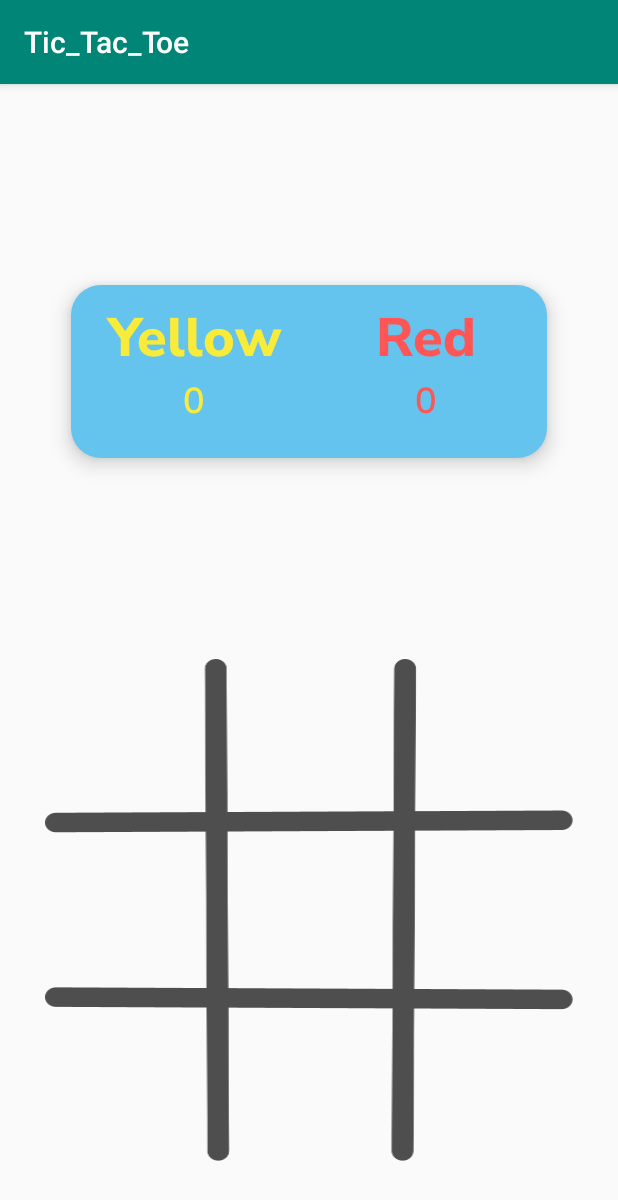
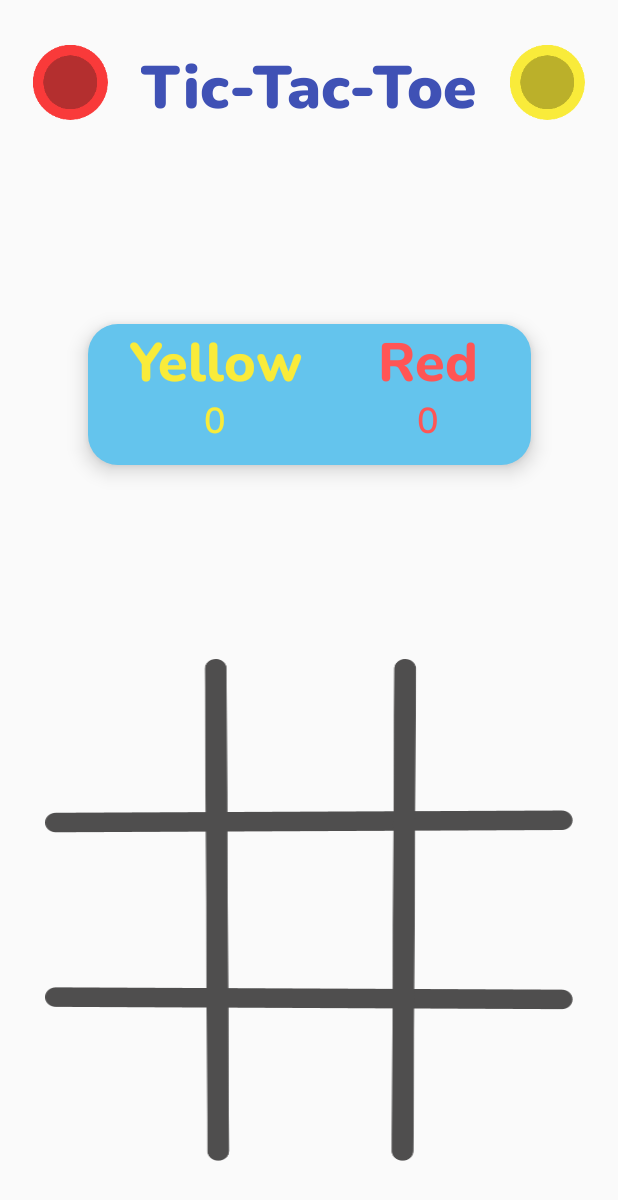
Before and after one commit to aromalanil/Tic-Tac-Toe, an Android app: the screen it shows after launch (MainActivity), on a phone screen of 412 x 824 dp. Shown: the top 1200 px of the screen. Run offline under Robolectric (Android 15) with nearby library versions, the light colour scheme and no system bars.

Commit message:
GUI Improvments

```diff
--- a/app/src/main/AndroidManifest.xml
+++ b/app/src/main/AndroidManifest.xml
@@ -8,7 +8,7 @@
         android:label="@string/app_name"
         android:roundIcon="@mipmap/ic_launcher_round"
         android:supportsRtl="true"
-        android:theme="@style/AppTheme">
+        android:theme="@style/Theme.AppCompat.Light.NoActionBar">
         <activity android:name=".MainActivity" android:screenOrientation="portrait">
             <intent-filter>
                 <action android:name="android.intent.action.MAIN" />
--- /dev/null
+++ b/app/src/main/res/font/nunito_black.xml
@@ -0,0 +1,7 @@
+<?xml version="1.0" encoding="utf-8"?>
+<font-family xmlns:app="http://schemas.android.com/apk/res-auto"
+        app:fontProviderAuthority="com.google.android.gms.fonts"
+        app:fontProviderPackage="com.google.android.gms"
+        app:fontProviderQuery="name=Nunito&amp;weight=900"
+        app:fontProviderCerts="@array/com_google_android_gms_fonts_certs">
+</font-family>
--- /dev/null
+++ b/app/src/main/res/font/nunito_bold.xml
@@ -0,0 +1,7 @@
+<?xml version="1.0" encoding="utf-8"?>
+<font-family xmlns:app="http://schemas.android.com/apk/res-auto"
+        app:fontProviderAuthority="com.google.android.gms.fonts"
+        app:fontProviderPackage="com.google.android.gms"
+        app:fontProviderQuery="name=Nunito&amp;weight=700"
+        app:fontProviderCerts="@array/com_google_android_gms_fonts_certs">
+</font-family>
--- /dev/null
+++ b/app/src/main/res/font/nunito_extrabold.xml
@@ -0,0 +1,7 @@
+<?xml version="1.0" encoding="utf-8"?>
+<font-family xmlns:app="http://schemas.android.com/apk/res-auto"
+        app:fontProviderAuthority="com.google.android.gms.fonts"
+        app:fontProviderPackage="com.google.android.gms"
+        app:fontProviderQuery="name=Nunito&amp;weight=800"
+        app:fontProviderCerts="@array/com_google_android_gms_fonts_certs">
+</font-family>
--- /dev/null
+++ b/app/src/main/res/font/nunito_semibold_italic.xml
@@ -0,0 +1,7 @@
+<?xml version="1.0" encoding="utf-8"?>
+<font-family xmlns:app="http://schemas.android.com/apk/res-auto"
+        app:fontProviderAuthority="com.google.android.gms.fonts"
+        app:fontProviderPackage="com.google.android.gms"
+        app:fontProviderQuery="name=Nunito&amp;weight=600&amp;italic=1"
+        app:fontProviderCerts="@array/com_google_android_gms_fonts_certs">
+</font-family>
--- a/app/src/main/res/layout/activity_main.xml
+++ b/app/src/main/res/layout/activity_main.xml
@@ -153,15 +153,16 @@
     </androidx.gridlayout.widget.GridLayout>
 
     <LinearLayout
-        android:layout_width="317dp"
-        android:layout_height="115dp"
+        android:id="@+id/linearLayout2"
+        android:layout_width="295dp"
+        android:layout_height="94dp"
         android:background="@drawable/rounded_rectangle_blue"
+        android:elevation="8dp"
         android:orientation="horizontal"
         app:layout_constraintBottom_toTopOf="@+id/gridLayout"
         app:layout_constraintEnd_toEndOf="parent"
-        android:elevation="8dp"
         app:layout_constraintStart_toStartOf="parent"
-        app:layout_constraintTop_toTopOf="parent">
+        app:layout_constraintTop_toBottomOf="@+id/title">
 
         <LinearLayout
             android:layout_width="wrap_content"
@@ -170,12 +171,11 @@
 
             <TextView
                 style="@style/Widget.AppCompat.TextView"
-                android:layout_width="164dp"
-                android:layout_height="wrap_content"
+                android:layout_width="169dp"
+                android:layout_height="47dp"
                 android:elevation="2dp"
-                android:fontFamily="@font/nunito_sans_extrabold"
+                android:fontFamily="@font/nunito_extrabold"
                 android:gravity="center"
-                android:paddingTop="10dp"
                 android:shadowColor="#00252525"
                 android:shadowDx="5.0"
                 android:shadowDy="5.0"
@@ -188,7 +188,7 @@
                 android:id="@+id/yellowScore"
                 android:layout_width="match_parent"
                 android:layout_height="wrap_content"
-                android:fontFamily="@font/nunito_sans_semibold"
+                android:fontFamily="@font/nunito_semibold_italic"
                 android:gravity="center"
                 android:shadowColor="#00252525"
                 android:shadowDx="5.0"
@@ -205,11 +205,10 @@
             android:orientation="vertical">
 
             <TextView
-                android:layout_width="146dp"
-                android:layout_height="wrap_content"
-                android:fontFamily="@font/nunito_sans_extrabold"
+                android:layout_width="115dp"
+                android:layout_height="47dp"
+                android:fontFamily="@font/nunito_extrabold"
                 android:gravity="center"
-                android:paddingTop="10dp"
                 android:shadowColor="#00252525"
                 android:shadowDx="5.0"
                 android:shadowDy="5.0"
@@ -222,7 +221,7 @@
                 android:id="@+id/redScore"
                 android:layout_width="match_parent"
                 android:layout_height="wrap_content"
-                android:fontFamily="@font/nunito_sans_semibold"
+                android:fontFamily="@font/nunito_semibold_italic"
                 android:gravity="center"
                 android:shadowColor="#00252525"
                 android:shadowDx="5.0"
@@ -278,4 +277,37 @@
 
     </androidx.constraintlayout.widget.ConstraintLayout>
 
+    <TextView
+        android:id="@+id/title"
+        android:layout_width="wrap_content"
+        android:layout_height="wrap_content"
+        android:layout_marginTop="30dp"
+        android:fontFamily="@font/nunito_black"
+        android:text="@string/title"
+        android:textColor="#3f51b5"
+        android:textSize="40sp"
+        app:layout_constraintEnd_toEndOf="parent"
+        app:layout_constraintStart_toStartOf="parent"
+        app:layout_constraintTop_toTopOf="parent" />
+
+    <ImageView
+        android:id="@+id/imageView"
+        android:layout_width="50dp"
+        android:layout_height="50dp"
+        android:layout_marginTop="30dp"
+        app:layout_constraintEnd_toStartOf="@+id/title"
+        app:layout_constraintStart_toStartOf="parent"
+        app:layout_constraintTop_toTopOf="parent"
+        app:srcCompat="@drawable/red_coin" />
+
+    <ImageView
+        android:id="@+id/imageView2"
+        android:layout_width="50dp"
+        android:layout_height="50dp"
+        android:layout_marginTop="30dp"
+        app:layout_constraintEnd_toEndOf="parent"
+        app:layout_constraintStart_toEndOf="@+id/title"
+        app:layout_constraintTop_toTopOf="parent"
+        app:srcCompat="@drawable/yellow_coin" />
+
 </androidx.constraintlayout.widget.ConstraintLayout>
--- a/app/src/main/res/values/colors.xml
+++ b/app/src/main/res/values/colors.xml
@@ -1,6 +1,6 @@
 <?xml version="1.0" encoding="utf-8"?>
 <resources>
-    <color name="colorPrimary">#008577</color>
-    <color name="colorPrimaryDark">#00574B</color>
+    <color name="colorPrimary">#F6412D</color>
+    <color name="colorPrimaryDark">#FF9800</color>
     <color name="colorAccent">#D81B60</color>
 </resources>
--- a/app/src/main/res/values/preloaded_fonts.xml
+++ b/app/src/main/res/values/preloaded_fonts.xml
@@ -1,7 +1,11 @@
 <?xml version="1.0" encoding="utf-8"?>
 <resources>
     <array name="preloaded_fonts" translatable="false">
+        <item>@font/nunito_black</item>
+        <item>@font/nunito_bold</item>
+        <item>@font/nunito_extrabold</item>
         <item>@font/nunito_sans_extrabold</item>
         <item>@font/nunito_sans_semibold</item>
+        <item>@font/nunito_semibold_italic</item>
     </array>
 </resources>
--- a/app/src/main/res/values/strings.xml
+++ b/app/src/main/res/values/strings.xml
@@ -1,3 +1,4 @@
 <resources>
     <string name="app_name">Tic_Tac_Toe</string>
+    <string name="title">Tic-Tac-Toe</string>
 </resources>
```
